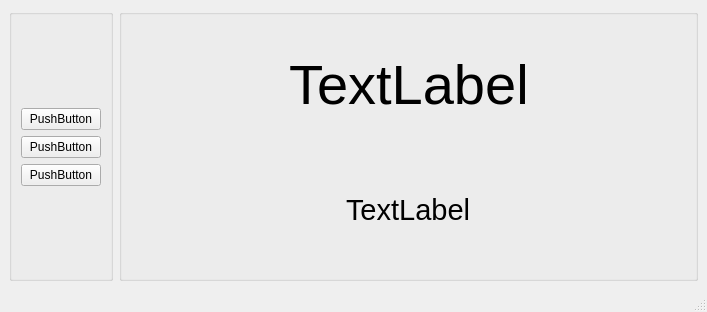
Above: mainwindow.ui from Yuri-SN/qt-signals-slots before the change. Below: the same form after it.
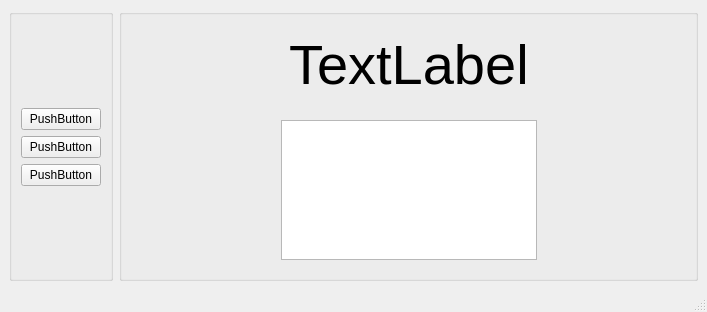
That is the form after the change.

Patch:
```diff
--- a/mainwindow.ui
+++ b/mainwindow.ui
@@ -144,16 +144,7 @@
            </spacer>
           </item>
           <item>
-           <widget class="QLabel" name="infoLabel">
-            <property name="font">
-             <font>
-              <pointsize>22</pointsize>
-             </font>
-            </property>
-            <property name="text">
-             <string>TextLabel</string>
-            </property>
-           </widget>
+           <widget class="QTextBrowser" name="textBrowser"/>
           </item>
           <item>
            <spacer name="horizontalSpacer_4">
```
Left out of the diff: 2 changed lines with no effect on the pictures.
